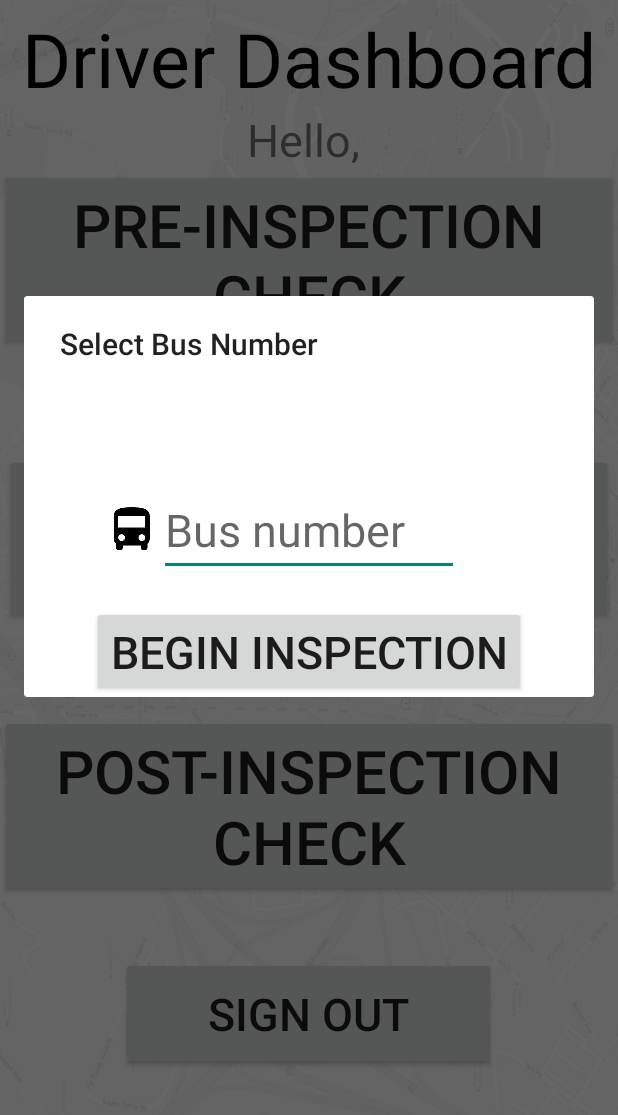
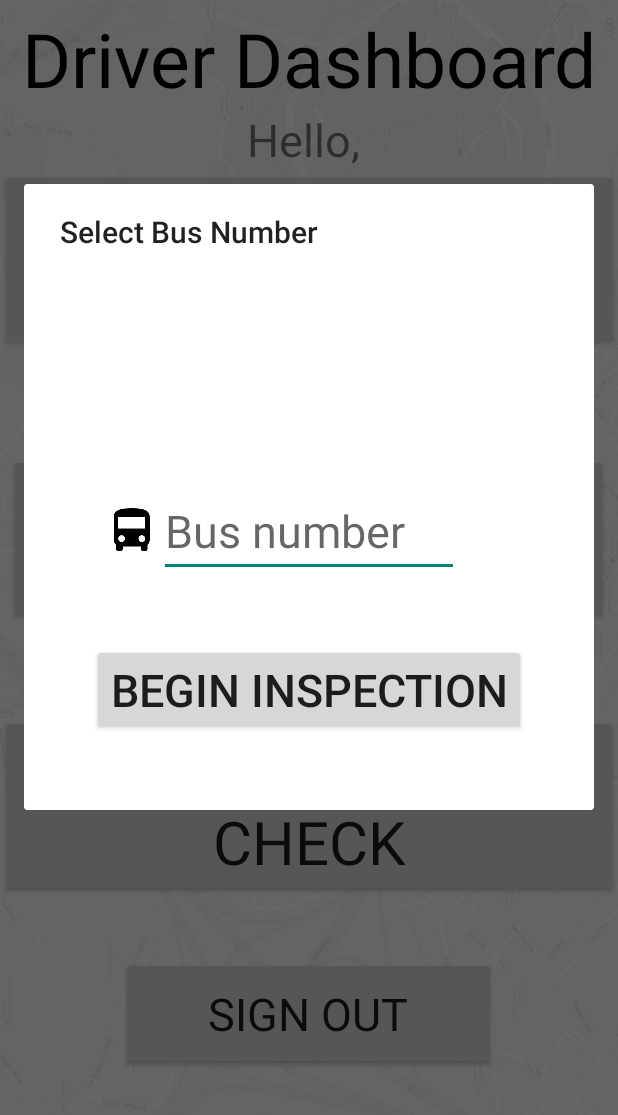
Before and after one commit to kushalmehta13/TransitApp, an Android app: the screen it shows after launch once a user with an empty profile is signed in (DriverDashboard), after a tap on "PRE-INSPECTION CHECK", on a phone screen of 412 x 824 dp, the part 121-1236 px from its top. Run offline under Robolectric (Android 15) with nearby library versions, the phone set to English and light mode, and no system bars; our stand-ins replace Firebase (no records; nobody signed in at launch, a user with empty details on screens opened directly); libraries missing offline, so code that uses them is left out: com.firebase.ui.

Commit message:
Pre-Inspection check UI implemented

```diff
--- a/app/build.gradle
+++ b/app/build.gradle
@@ -6,11 +6,12 @@ android {
     compileSdkVersion 28
     defaultConfig {
         applicationId "com.example.transitapp"
-        minSdkVersion 16
+        minSdkVersion 21
         targetSdkVersion 28
         versionCode 1
         versionName "1.0"
         testInstrumentationRunner "android.support.test.runner.AndroidJUnitRunner"
+        vectorDrawables.useSupportLibrary = true
         resConfigs "en"
     }
     buildTypes {
--- a/app/src/main/java/com/example/transitapp/PreInspectionActivity.java
+++ b/app/src/main/java/com/example/transitapp/PreInspectionActivity.java
@@ -32,6 +32,7 @@ public class PreInspectionActivity extends AppCompatActivity {
         mSectionsPagerAdapter = new SectionsPagerAdapter(getSupportFragmentManager());
 
         mViewPager = findViewById(R.id.container);
+        mViewPager.setOffscreenPageLimit(2);
         setupViewPager(mViewPager);
 
 
--- /dev/null
+++ b/app/src/main/res/drawable/my_btn_toggle.xml
@@ -0,0 +1,5 @@
+<?xml version="1.0" encoding="utf-8"?>
+<selector xmlns:android="http://schemas.android.com/apk/res/android">
+    <item android:state_checked="false" android:drawable="@drawable/ic_baseline_clear_24px"  />
+    <item android:state_checked="true" android:drawable="@drawable/ic_baseline_done_24px"  />
+</selector>
--- a/app/src/main/res/layout/activity_driver_dashboard.xml
+++ b/app/src/main/res/layout/activity_driver_dashboard.xml
@@ -28,6 +28,7 @@
         android:layout_centerHorizontal="true"
         android:textSize="30dp"/>
     <Button
+        style="@style/Widget.AppCompat.Button"
         android:id="@+id/pre_insp_check"
         android:layout_width="wrap_content"
         android:layout_height="wrap_content"
--- a/app/src/main/res/layout/busn_number_dialog.xml
+++ b/app/src/main/res/layout/busn_number_dialog.xml
@@ -1,7 +1,8 @@
 <?xml version="1.0" encoding="utf-8"?>
 <RelativeLayout xmlns:android="http://schemas.android.com/apk/res/android"
     android:layout_width="match_parent"
-    android:layout_height="wrap_content">
+    android:layout_height="wrap_content"
+    android:paddingBottom="50dp">
 
     <ImageView
         android:id="@+id/busIcon"
@@ -18,15 +19,17 @@
         android:layout_width="200dp"
         android:layout_height="wrap_content"
         android:layout_centerInParent="true"
+        android:layout_marginTop="100dp"
         android:inputType="number"
         android:textSize="30dp"/>
+
     <Button
         android:id="@+id/beginInspection"
         android:layout_width="wrap_content"
         android:layout_height="wrap_content"
+        android:layout_below="@id/bus_numbers"
         android:layout_centerHorizontal="true"
-        android:layout_below="@id/bus_numbers"
         android:layout_marginTop="100dp"
-        android:textSize="30dp"
-        android:text="Begin Inspection" />
+        android:text="Begin Inspection"
+        android:textSize="30dp" />
 </RelativeLayout>
--- a/app/src/main/res/values/colors.xml
+++ b/app/src/main/res/values/colors.xml
@@ -3,4 +3,6 @@
     <color name="colorPrimary">#008577</color>
     <color name="colorPrimaryDark">#00574B</color>
     <color name="colorAccent">#D81B60</color>
+    <color name="red">#ff0000</color>
+    <color name="green">#00ff00</color>
 </resources>
--- a/app/src/main/res/values/styles.xml
+++ b/app/src/main/res/values/styles.xml
@@ -6,6 +6,16 @@
         <item name="colorPrimary">#FDA932</item>
         <item name="colorPrimaryDark">#FF9B671B</item>
         <item name="colorAccent">#000000</item>
+        <item name="android:textViewStyle">@style/RobotoTextViewStyle</item>
+        <item name="android:buttonStyle">@style/RobotoButtonStyle</item>
+    </style>
+
+    <style name="RobotoTextViewStyle" parent="android:Widget.TextView">
+        <item name="android:fontFamily">sans-serif</item>
+    </style>
+
+    <style name="RobotoButtonStyle" parent="Widget.AppCompat.Button">
+        <item name="android:fontFamily">sans-serif</item>
     </style>
 
     <style name="FirebaseUI.TextInputEditText" parent="AppTheme">
```
Also changed, not shown: app/src/main/java/com/example/transitapp/EngineAndFluidFragment.java (+14 -6 lines), app/src/main/java/com/example/transitapp/ExteriorChecksFragment.java (+16 -6 lines), app/src/main/java/com/example/transitapp/InteriorChecksFragment.java (+11 -6 lines), app/src/main/res/drawable/ic_baseline_clear_24px.xml (added, +9 -0 lines), app/src/main/res/drawable/ic_baseline_done_24px.xml (added, +9 -0 lines).
